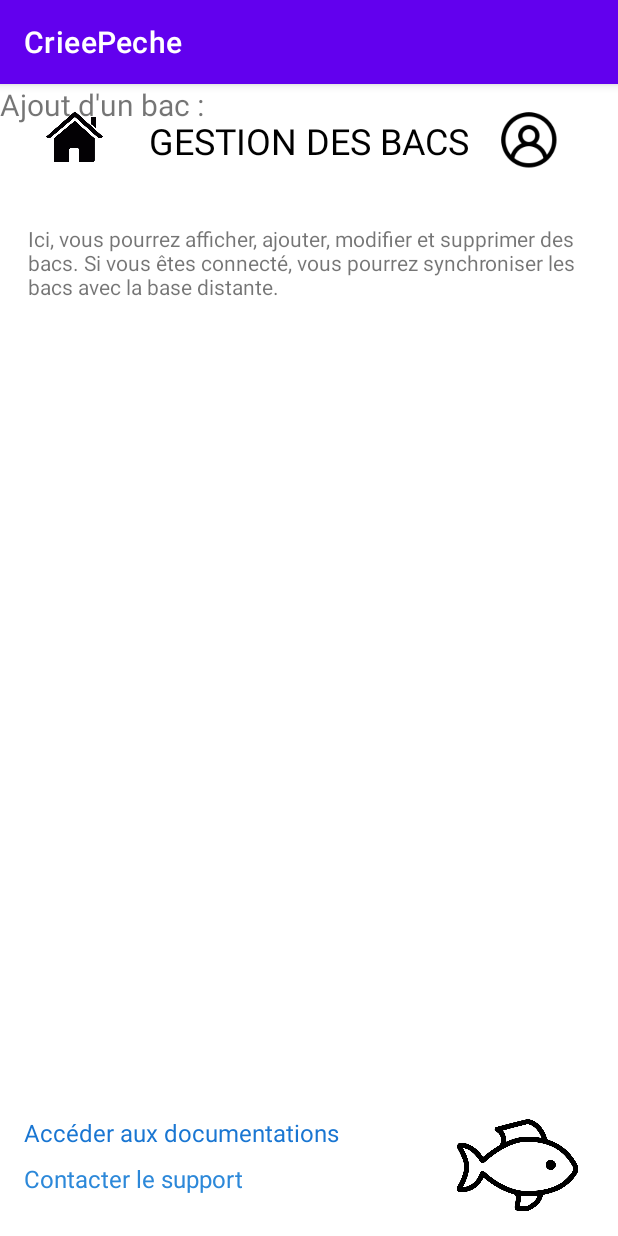
After one commit to debutyohan/CrieePeche, an Android app: the gstBacs_add screen opened directly, with no data from a screen before it, on a phone screen of 412 x 824 dp. The commit adds this screen. Run offline under Robolectric (Android 15) with nearby library versions, the phone set to English and light mode, and no system bars.

Commit message:
avancée fonctionnalité : ajout d'un bac

```diff
--- a/app/src/main/AndroidManifest.xml
+++ b/app/src/main/AndroidManifest.xml
@@ -22,6 +22,10 @@
             android:name=".gstBacs"
             android:screenOrientation="portrait"
             />
+        <activity
+            android:name=".gstBacs_add"
+            android:screenOrientation="portrait"
+            />
     </application>
 
 </manifest>
--- /dev/null
+++ b/app/src/main/java/org/example/crieepeche/gstBacs_add.java
@@ -0,0 +1,13 @@
+package org.example.crieepeche;
+
+import android.os.Bundle;
+
+import androidx.appcompat.app.AppCompatActivity;
+
+public class gstBacs_add extends AppCompatActivity {
+    @Override
+    protected void onCreate(Bundle savedInstanceState) {
+        super.onCreate(savedInstanceState);
+        setContentView(R.layout.activity_ajouterbacs);
+    }
+}
--- /dev/null
+++ b/app/src/main/res/layout/activity_ajouterbacs.xml
@@ -0,0 +1,84 @@
+<?xml version="1.0" encoding="utf-8"?>
+<androidx.constraintlayout.widget.ConstraintLayout xmlns:android="http://schemas.android.com/apk/res/android"
+    xmlns:app="http://schemas.android.com/apk/res-auto"
+    xmlns:tools="http://schemas.android.com/tools"
+    android:layout_width="match_parent"
+    android:layout_height="match_parent">
+
+    <include
+        android:id="@+id/toolbar_gstbacs"
+        layout="@layout/toolbar_gstbacs"
+        android:layout_width="wrap_content"
+        android:layout_height="wrap_content" />
+
+    <TextView
+        android:id="@+id/txt_ajouterbacs_description"
+        android:layout_width="381dp"
+        android:layout_height="55dp"
+        android:text="@string/ici_vous_pourrez_afficher_ajouter_modifier_et_supprimer_des_bacs_si_vous_tes_connect_vous_pourrez_synchroniser_les_bacs_avec_la_base_distante"
+        app:layout_constraintBottom_toBottomOf="parent"
+        app:layout_constraintEnd_toEndOf="@+id/toolbar_gstbacs"
+        app:layout_constraintHorizontal_bias="0.6"
+        app:layout_constraintStart_toStartOf="parent"
+        app:layout_constraintTop_toTopOf="parent"
+        app:layout_constraintVertical_bias="0.131" />
+
+    <TextView
+        android:id="@+id/txt_ajouterbacs_doc"
+        android:layout_width="wrap_content"
+        android:layout_height="wrap_content"
+        android:layout_marginStart="16dp"
+        android:layout_marginEnd="37dp"
+        android:text="@string/acc_der_aux_documentations"
+        android:textColor="#1976D2"
+        android:textSize="16sp"
+        app:layout_constraintBottom_toBottomOf="parent"
+        app:layout_constraintHorizontal_bias="0.593"
+        app:layout_constraintStart_toStartOf="parent"
+        app:layout_constraintTop_toTopOf="parent"
+        app:layout_constraintVertical_bias="0.922" />
+
+    <TextView
+        android:id="@+id/txt_ajouterbacs_support"
+        android:layout_width="wrap_content"
+        android:layout_height="wrap_content"
+        android:layout_marginStart="16dp"
+        android:text="@string/contacter_le_support"
+        android:textColor="#2C88D9"
+        android:textSize="16sp"
+        app:layout_constraintBottom_toBottomOf="parent"
+        app:layout_constraintHorizontal_bias="0.145"
+        app:layout_constraintStart_toStartOf="parent"
+        app:layout_constraintTop_toTopOf="parent"
+        app:layout_constraintVertical_bias="0.963" />
+
+    <ImageView
+        android:id="@+id/img_ajouterbacs_appli"
+        android:layout_width="134dp"
+        android:layout_height="61dp"
+        android:contentDescription="@string/iconapp"
+        app:layout_constraintBottom_toBottomOf="parent"
+        app:layout_constraintEnd_toEndOf="parent"
+        app:layout_constraintHorizontal_bias="1.0"
+        app:layout_constraintStart_toStartOf="parent"
+        app:layout_constraintTop_toTopOf="parent"
+        app:layout_constraintVertical_bias="0.976"
+        app:srcCompat="@drawable/pngegg" />
+
+    <TextView
+        android:id="@+id/txt_ajouterbacs"
+        android:layout_width="wrap_content"
+        android:layout_height="wrap_content"
+        android:text="Ajout d'un bac :"
+        android:textSize="20sp"
+        tools:layout_editor_absoluteX="19dp"
+        tools:layout_editor_absoluteY="165dp" />
+
+    <Spinner
+        android:id="@+id/spinner"
+        android:layout_width="238dp"
+        android:layout_height="18dp"
+        tools:layout_editor_absoluteX="110dp"
+        tools:layout_editor_absoluteY="223dp" />
+
+</androidx.constraintlayout.widget.ConstraintLayout>
--- a/app/src/main/res/layout/activity_gstbacs.xml
+++ b/app/src/main/res/layout/activity_gstbacs.xml
@@ -7,7 +7,7 @@
 
     <include
         android:id="@+id/toolbar_gstbacs"
-        layout="@layout/toolbar"
+        layout="@layout/toolbar_gstbacs"
         android:layout_width="wrap_content"
         android:layout_height="wrap_content" />
 
--- /dev/null
+++ b/app/src/main/res/layout/toolbar_gstbacs.xml
@@ -0,0 +1,39 @@
+<?xml version="1.0" encoding="utf-8"?>
+<RelativeLayout xmlns:android="http://schemas.android.com/apk/res/android"
+    android:layout_width="match_parent"
+    android:layout_height="wrap_content"
+    xmlns:tools="http://schemas.android.com/tools"
+    android:background="#FFFFFF">
+
+    <RelativeLayout
+        android:layout_width="match_parent"
+        android:layout_height="wrap_content"
+        android:padding="14dp"
+        tools:context=".gstBacs">
+
+        <ImageView
+            android:layout_width="71dp"
+            android:layout_height="38dp"
+            android:layout_alignParentTop="true"
+            android:layout_marginTop="2dp"
+            android:src="@drawable/page_daccueil" />
+
+        <TextView
+            android:layout_width="wrap_content"
+            android:layout_height="wrap_content"
+            android:layout_centerInParent="true"
+            android:text="GESTION DES BACS"
+            android:textColor="@color/black"
+            android:textSize="24dp" />
+
+        <ImageView
+            android:id="@+id/usermenu"
+            android:layout_width="88dp"
+            android:layout_height="45dp"
+            android:layout_alignParentEnd="true"
+            android:layout_marginTop="2dp"
+            android:onClick="showPopup"
+            android:src="@drawable/icons8_utilisateur_96" />
+    </RelativeLayout>
+
+</RelativeLayout>
```
Also changed, not shown: app/src/main/java/org/example/crieepeche/gstBacs.java (+45 -0 lines), app/src/main/res/layout/activity_main.xml (+43 -41 lines), app/src/main/res/layout/footer.xml (added, +48 -0 lines), 1 other file.
